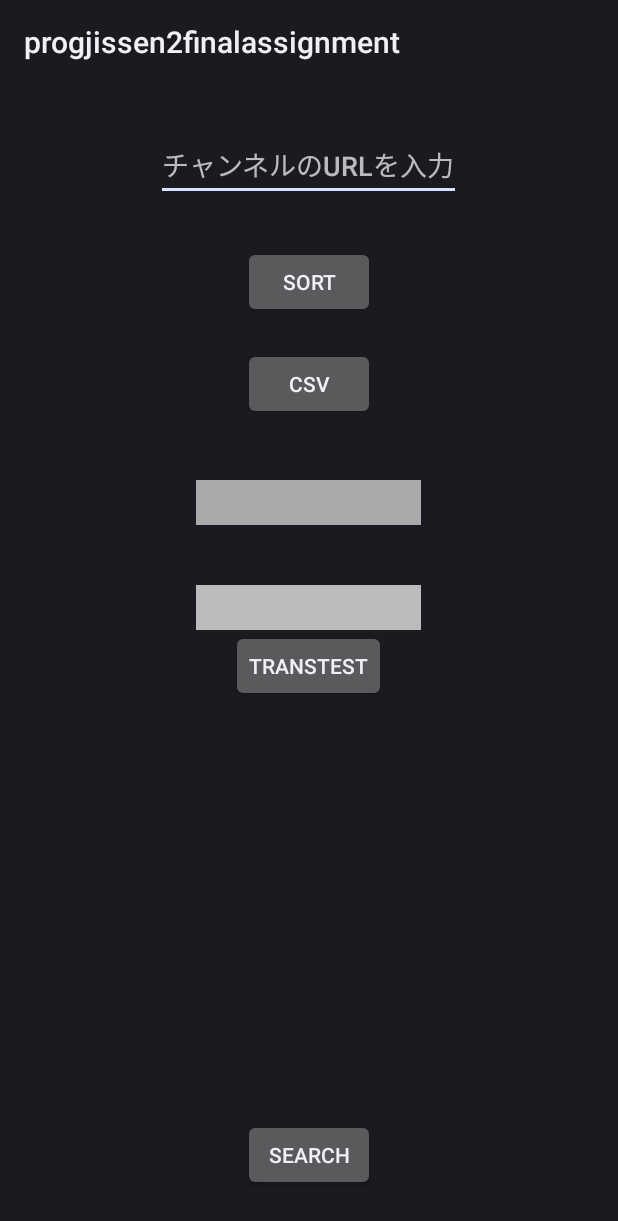
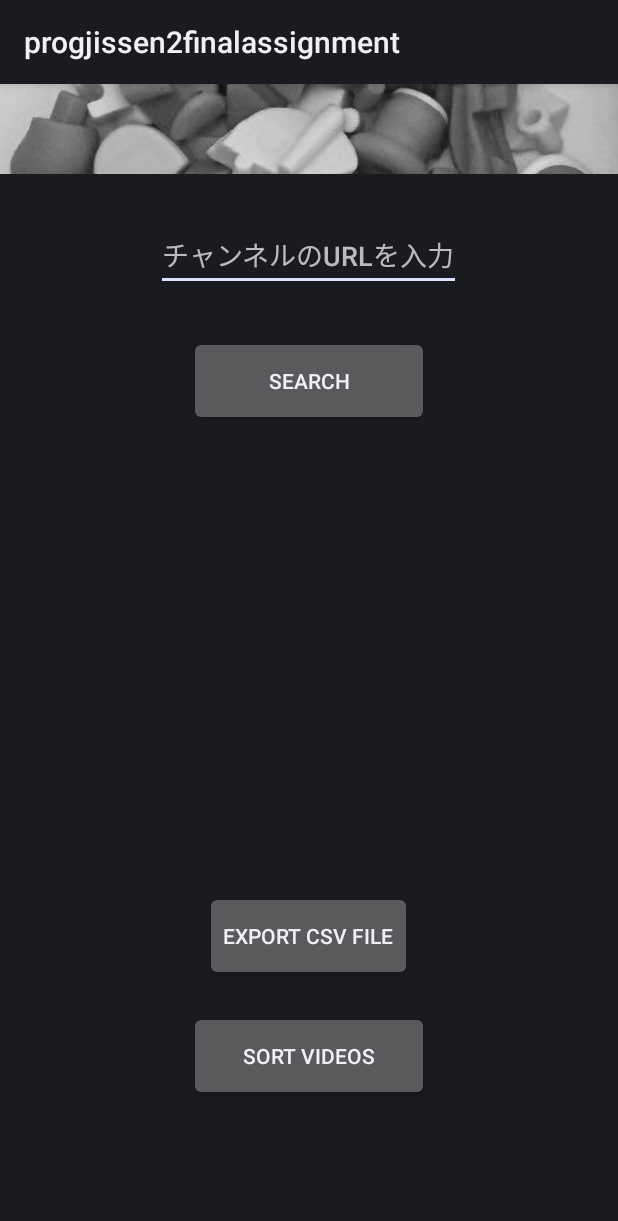
Before and after one commit to Manato13/YouTubeCustomSearchApp, an Android app: the fragment StartMenu shown on its own in the app's theme, on a phone screen of 412 x 824 dp. Shown: the top 1221 px of the screen. Run offline under Robolectric (Android 15) with nearby library versions, the phone set to English and light mode, and no system bars; our stand-ins replace Volley; 1 statement that could not run was skipped.

Commit message:
スタートメニューのUIを変更

```diff
--- a/app/src/main/java/jp/ac/gifu_u/z3033116/progjissen2finalassignment/StartMenu.java
+++ b/app/src/main/java/jp/ac/gifu_u/z3033116/progjissen2finalassignment/StartMenu.java
@@ -1,11 +1,9 @@
 package jp.ac.gifu_u.z3033116.progjissen2finalassignment;
 
-import androidx.appcompat.app.AppCompatActivity;
 import androidx.appcompat.widget.Toolbar;
 
 import java.io.OutputStream;
 import java.util.ArrayList;
-import java.util.Objects;
 
 import android.app.ProgressDialog;
 import android.content.Context;
@@ -13,11 +11,7 @@ import android.net.Uri;
 import android.text.TextUtils;
 import android.view.LayoutInflater;
 import android.view.ViewGroup;
-import android.widget.AdapterView;
-import android.widget.AdapterView.OnItemSelectedListener;
-import android.widget.ArrayAdapter;
-import android.widget.Spinner;
-import androidx.appcompat.app.AppCompatActivity;
+
 import androidx.fragment.app.Fragment;
 import androidx.fragment.app.FragmentManager;
 import androidx.fragment.app.FragmentTransaction;
@@ -31,11 +25,9 @@ import android.widget.EditText;
 
 import android.graphics.Color;
 import android.util.Log;
-import android.view.Menu;
-import android.view.MenuInflater;
-import android.view.MenuItem;
+
 import android.view.View;
-import android.widget.Button;
+
 import android.widget.TextView;
 
 import com.android.volley.Request;
@@ -51,8 +43,7 @@ import org.json.JSONObject;
 
 import androidx.activity.result.ActivityResultLauncher;
 import androidx.activity.result.contract.ActivityResultContracts;
-import androidx.fragment.app.FragmentManager;
-import androidx.fragment.app.FragmentTransaction;
+
 import androidx.lifecycle.ViewModelProvider;
 
 import android.app.Activity;
@@ -69,7 +60,7 @@ public class StartMenu extends Fragment {
     //static private final String API_KEY = "AIzaSyAP-mnDKDFJLJ8hxPkJzIQN5hvTgctBne8";
     static private final String API_KEY = "AIzaSyBIF6ehSgidGb4Q9Md64N4dfwp779dQpiI"; //sub
     //チャンネルのURL、カスタムされていないID、名前を格納する
-    public String Channel_URL, tmpChannel_URL, Channel_ID, Channel_Name;
+    public String Channel_URL, Channel_ID, Channel_Name;
     public static String Max_Results = "8";
     //取得した動画のIDをまとめて格納する
     private String Video_ID;
@@ -123,135 +114,19 @@ public class StartMenu extends Fragment {
         Toolbar toolbar = view.findViewById(R.id.id_toolbar);
         editText = view.findViewById(R.id.editText_channelId);
         Button csvOutputBtn = (Button) view.findViewById(R.id.button_csv);
-        Button buttonTrans = view.findViewById(R.id.button_trans);
-
-
-
-        /*
-        //ソートの種類を選択するプルダウンタブ
-        // ArrayAdapter(選択肢を良い具合に並べて設定。)
-        ArrayAdapter<String> adapterType = new ArrayAdapter<String>(getContext(), android.R.layout.simple_spinner_item);
-        adapterType.setDropDownViewResource(android.R.layout.simple_spinner_dropdown_item);
-        //プルダウンメニューに要素を追加する
-        for(String sortType: spinnerSortType){
-            adapterType.add(sortType);
-        }
-        Spinner spinnerSortType = view.findViewById(R.id.spinnerSortType);
-        spinnerSortType.setAdapter(adapterType);
-
-        //ソートの昇順・降順を選択するプルダウンタブ
-        // ArrayAdapter(選択肢を良い具合に並べて設定。)
-        ArrayAdapter<String> adapterAsDes = new ArrayAdapter<String>(getContext(), android.R.layout.simple_spinner_item);
-        adapterAsDes.setDropDownViewResource(android.R.layout.simple_spinner_dropdown_item);
-        //プルダウンメニューに要素を追加する
-        for(String sortAsDes: spinnerSortAscendDescend){
-            adapterAsDes.add(sortAsDes);
-        }
-        Spinner spinnerSortAsDes = view.findViewById(R.id.spinnerSortAsDes);
-        spinnerSortAsDes.setAdapter(adapterAsDes);
-
-         */
-
 
 
         requestQueue = Volley.newRequestQueue(requireContext());
 
-/*
-        //ソートの種類を選択するプルタブ
-        spinnerSortType.setOnItemSelectedListener(new OnItemSelectedListener() {
-            //アイテムが選択された時
-            @Override
-            public void onItemSelected(AdapterView<?> parent,
-                                       View view, int position, long id) {
-                Spinner spinner = (Spinner)parent;
-                String item = (String)spinner.getSelectedItem();
-                //選ばれたソートの種類をSelectSortModeに渡す
-                switch(item){
-                    case "投稿日時":
-                        SelectSortMode = 1;
-                        break;
-                    case "再生回数":
-                        SelectSortMode = 3;
-                        break;
-                    case "高評価数":
-                        SelectSortMode = 4;
-                        break;
-                    case "コメント数":
-                        SelectSortMode = 5;
-                        break;
-                    case "隠れた名作":
-                        SelectSortMode = 7;
-                        break;
-                    case "ユーザーカスタム":
-                        SelectSortMode = 9;
-                }
-                //textView.setText(item);
-            }
-            //　アイテムが選択されなかった
-            public void onNothingSelected(AdapterView<?> parent) {
-                //特に処理なし
-            }
-        });
 
-
-        //ソートの昇順・降順を選択するプルタブ
-        spinnerSortAsDes.setOnItemSelectedListener(new OnItemSelectedListener() {
-            //アイテムが選択された時
-            @Override
-            public void onItemSelected(AdapterView<?> parent,
-                                       View view, int position, long id) {
-                Spinner spinner = (Spinner)parent;
-                String item = (String)spinner.getSelectedItem();
-                //選ばれたソートの種類をSelectSortModeに渡す
-                switch(item){
-                    case "昇順":
-                        AsDes = true;
-                        break;
-                    case "降順":
-                        AsDes = false;
-                }
-            }
-            //　アイテムが選択されなかった
-            public void onNothingSelected(AdapterView<?> parent) {
-                //特に処理なし
-            }
-        });
-        */
-
-        //並べ替えのフラグメントへ遷移する
-        buttonTrans.setOnClickListener(v -> {
+        //動画並べ替えのフラグメントへ遷移するボタン
+        buttonSort.setOnClickListener(v -> {
             manager = getParentFragmentManager();
             FragmentTransaction transaction = manager.beginTransaction();
             transaction.replace(R.id.frame_layout_activity_layout, new SortActivity());
             transaction.addToBackStack(null);
             transaction.commit();
         });
-
-        if(savedInstanceState == null){
-            // lambda
-            //動画を並べ替える画面遷移を行う
-            buttonSort.setOnClickListener(new View.OnClickListener() {
-                @Override
-                public void onClick(View view) {
-                    //配列が空っぽでなかったら
-                    if(youtubeDataArray.size() != 0){
-                        //フラグメントを遷移させる
-                        FragmentManager manager = getParentFragmentManager();
-                        FragmentTransaction transaction = manager.beginTransaction();
-                        transaction.replace(R.id.frame_layout_activity_layout, new SortFragment());
-                        transaction.addToBackStack(null);
-                        transaction.commit();
-
-                    }
-                    //配列に何もデータが無かったら
-                    else{
-                        showToast("URLを入力しsearchを行った後、再度実行してください。");
-                    }
-                }
-            });
-
-        }
-
 
 
         //APIを使用を開始するボタン
@@ -260,61 +135,38 @@ public class StartMenu extends Fragment {
             public void onClick(View view) {
                     // 入力したURLを使ってAPIを使用しカスタムされていないチャンネルIDを取得
                     Channel_URL = editText.getText().toString();
-                if(Channel_URL != "" && Channel_URL != tmpChannel_URL){
+                if(Channel_URL.length()>5){
                         //処理が終わるまでロード画面を表示する
                         progressDialog = new ProgressDialog(getContext());
                         progressDialog.setTitle("Search");
                         progressDialog.setMessage("チャンネルの動画情報を検索しています...");
                         progressDialog.setProgressStyle(ProgressDialog.STYLE_SPINNER);
                         progressDialog.show();
-
-                    tmpChannel_URL = Channel_URL;
+                        //APIを実行する
                         jsonFindChannelID();
                 }
                 else{
-                    if(Channel_URL == ""){
                         showToast("チャンネルのURLを入力してください。");
-                    }
-                    else if(Channel_URL == tmpChannel_URL){
-                        showToast("既にこのチャンネルの検索結果を取得しています。");
-                    }
                 }
             }
         });
 
         //csvファイルを作成し、Storage Access Frameworkを起動するボタン
-        csvOutputBtn.setOnClickListener( v ->createFile());
-
-
-
+        csvOutputBtn.setOnClickListener(new View.OnClickListener() {
+            @Override
+            public void onClick(View view) {
+                if(youtubeDataArray.size() != 0){
+                    createFile();
+                }
+                else{
+                    showToast("出力するデータがありません");
+                }
+            }
+        });
 
     return view;
     }
-/*
-    @Override
-    public boolean onCreateOptionsMenu(Menu menu) {
-        MenuInflater inflater = getMenuInflater();
-        //inflater.inflate(R.menu.menu, menu);
 
-
-
-        MenuItem.OnActionExpandListener onActionExpandListener = new MenuItem.OnActionExpandListener() {
-            @Override
-            public boolean onMenuItemActionExpand(MenuItem menuItem) {
-                return true;
-            }
-
-            @Override
-            public boolean onMenuItemActionCollapse(MenuItem menuItem) {
-                return true;
-            }
-
-        };
-
-        return true;
-    }
-
- */
 
     //Youtube Data API V3(search)を使用して入力されたチャンネルURLから、カスタムされていない「元のチャンネルID」とチャンネル名を取得する。
     private void jsonFindChannelID() {
@@ -484,25 +336,6 @@ public class StartMenu extends Fragment {
         requestQueue.add(request);
     }
 
-    /*
-    //共有画面を開くメソッド
-    private void shareCsv(){
-        //csvファイルを送信するインテント
-        Intent shareIntent = new Intent(Intent.ACTION_SEND);
-        //MIMEデータタイプの指定
-        shareIntent.setType("text/csv");
-        //メールでも送信できるようにする
-        shareIntent.putExtra(Intent.EXTRA_SUBJECT,"Subject Here");
-        //shareIntent.putExtra(Intent.EXTRA_TEXT,csvToShare);
-        //shareIntent.putExtra(Intent.EXTRA_STREAM,csvUri);
-        //共有するファイルのディレクトリ指定
-        shareIntent.putExtra(Intent.EXTRA_STREAM, Uri.parse(csvUri)) ;
-        shareIntent.setFlags(Intent.FLAG_GRANT_READ_URI_PERMISSION);
-        startActivity(Intent.createChooser(shareIntent, "share file with"));
-    }
-     */
-
-
 
     //トーストはこの関数を使って表示する
     private void showToast(String message){
@@ -549,6 +382,24 @@ public class StartMenu extends Fragment {
                 }
             });
 
+    /*
+    //共有画面を開くメソッド
+    private void shareCsv(){
+        //csvファイルを送信するインテント
+        Intent shareIntent = new Intent(Intent.ACTION_SEND);
+        //MIMEデータタイプの指定
+        shareIntent.setType("text/csv");
+        //メールでも送信できるようにする
+        shareIntent.putExtra(Intent.EXTRA_SUBJECT,"Subject Here");
+        //shareIntent.putExtra(Intent.EXTRA_TEXT,csvToShare);
+        //shareIntent.putExtra(Intent.EXTRA_STREAM,csvUri);
+        //共有するファイルのディレクトリ指定
+        shareIntent.putExtra(Intent.EXTRA_STREAM, Uri.parse(csvUri)) ;
+        shareIntent.setFlags(Intent.FLAG_GRANT_READ_URI_PERMISSION);
+        startActivity(Intent.createChooser(shareIntent, "share file with"));
+    }
+     */
+
 
 
 }
--- a/app/src/main/res/layout/start_menu.xml
+++ b/app/src/main/res/layout/start_menu.xml
@@ -22,75 +22,57 @@
         android:textSize="20sp"
         />
 
+    <ImageView
+        android:id="@+id/iv_startMenu"
+        android:src="@drawable/start_menu"
+        android:scaleType="centerCrop"
+        android:layout_width="wrap_content"
+        android:layout_height="60dp"
+        android:layout_centerHorizontal="true"
+        android:layout_marginTop="0dp"
+        />
+
     <EditText
         android:id="@+id/editText_channelId"
         android:layout_width="wrap_content"
         android:layout_height="wrap_content"
-        android:layout_below="@+id/id_toolbar"
+        android:layout_below="@+id/iv_startMenu"
         android:layout_centerHorizontal="true"
         android:layout_marginTop="30dp"
         android:hint="チャンネルのURLを入力" />
 
     <Button
+        android:id="@+id/button_search"
+        android:layout_width="160dp"
+        android:layout_height="60dp"
+        android:layout_centerHorizontal="true"
+        android:layout_below="@id/editText_channelId"
+        android:layout_marginTop="30dp"
+
+        android:text="search" />
+
+    <Button
         android:id="@+id/button_sort"
-        android:layout_width="wrap_content"
-        android:layout_height="wrap_content"
-        android:layout_below="@id/editText_channelId"
+        android:layout_width="160dp"
+        android:layout_height="60dp"
         android:layout_centerHorizontal="true"
-        android:layout_marginTop="30dp"
-        android:text="sort" />
+        android:layout_alignParentBottom="true"
+        android:layout_marginBottom="90dp"
+        android:text="SORT VIDEOS" />
 
 
     <Button
         android:id="@+id/button_csv"
         android:layout_width="wrap_content"
-        android:layout_height="wrap_content"
-        android:layout_below="@+id/button_sort"
+        android:layout_height="60dp"
+        android:layout_above="@+id/button_sort"
         android:layout_centerHorizontal="true"
-        android:layout_marginTop="20dp"
-        android:text="csv" />
+        android:layout_marginBottom="20dp"
+        android:text="EXPORT CSV FILE" />
 
 
-    <Spinner
-        android:id="@+id/spinnerSortType"
-        android:layout_width="150dp"
-        android:layout_height="30dp"
-        android:background="#aaa"
-        android:layout_below="@+id/button_csv"
-        android:layout_centerHorizontal="true"
-        android:spinnerMode="dialog"
-        android:layout_marginTop="40dp"
-        app:layout_constraintVertical_bias="0.3" />
-
-    <Spinner
-        android:id="@+id/spinnerSortAsDes"
-        android:layout_width="150dp"
-        android:layout_height="30dp"
-        android:background="#bbb"
-        android:layout_below="@+id/spinnerSortType"
-        android:layout_centerHorizontal="true"
-        android:spinnerMode="dialog"
-        android:layout_marginTop="40dp"
-        app:layout_constraintVertical_bias="0.3" />
-
-    <Button
-        android:id="@+id/button_trans"
-        android:layout_width="wrap_content"
-        android:layout_height="wrap_content"
-        android:layout_centerHorizontal="true"
-        android:layout_below="@+id/spinnerSortAsDes"
-        android:layout_marginBottom="30dp"
-        android:text="transTest" />
 
 
-    <Button
-        android:id="@+id/button_search"
-        android:layout_width="wrap_content"
-        android:layout_height="wrap_content"
-        android:layout_alignParentBottom="true"
-        android:layout_centerHorizontal="true"
-        android:layout_marginBottom="30dp"
-        android:text="search" />
 
 
 </RelativeLayout>
```
Also changed, not shown: app/src/main/res/drawable-v24/start_menu.jpg (added). Lines whose indentation alone changed are shown as unchanged.
